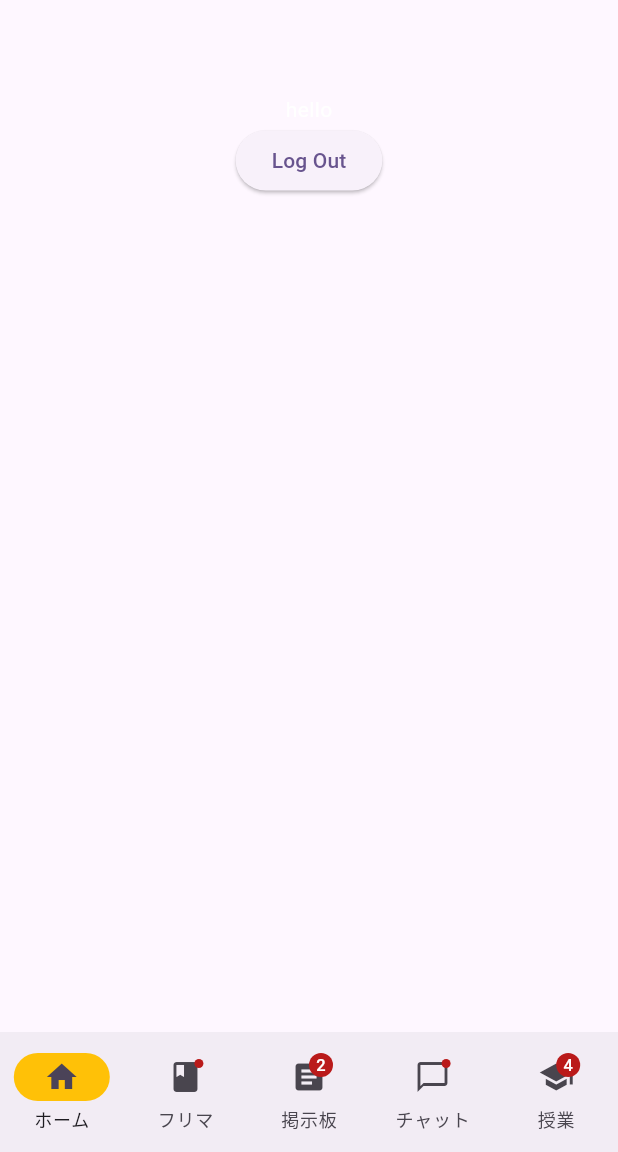
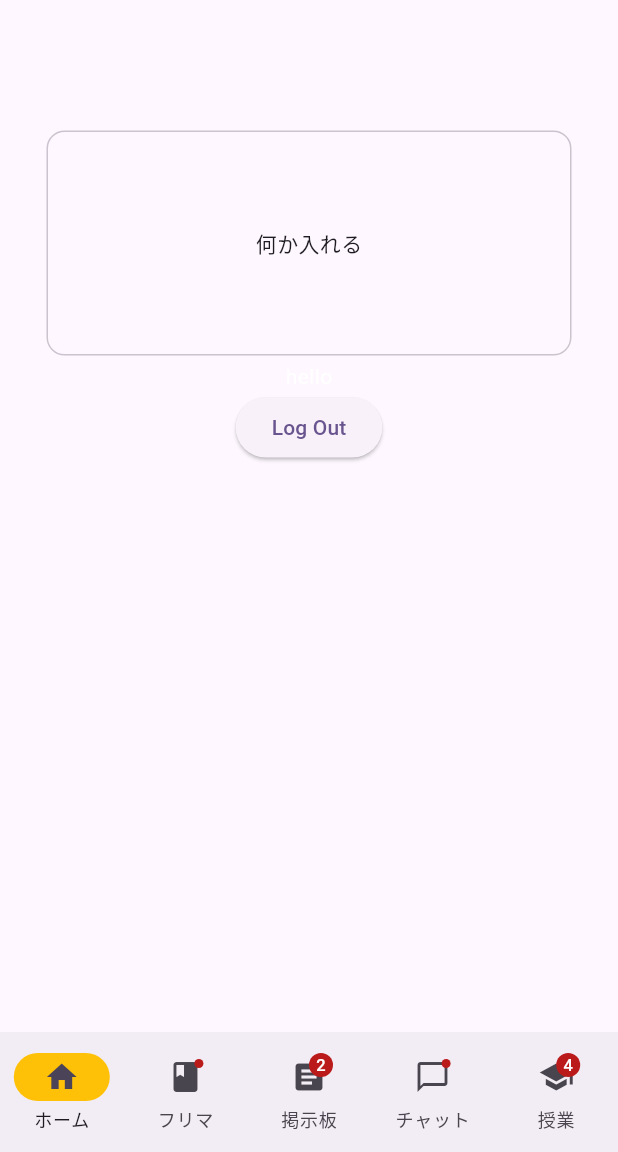
Before and after one commit to LiberaAnima/libera_flutter, a Flutter app: the screen it shows once a user with an empty profile is signed in, on a phone screen of 412 x 824 dp, the part 84-1236 px from its top. Run offline on Flutter 3.47's test engine with Material 3 defaults, Android fonts, the phone set to English and light mode, and no system bars; our stand-ins replace cloud_firestore, firebase_auth, firebase_core, firebase_storage, flutter_chat_types, flutter_chat_ui and 2 more; accounts and stored records are empty.

Commit message:
feat:card box in main page

```diff
--- a/lib/screen/main_page.dart
+++ b/lib/screen/main_page.dart
@@ -96,6 +96,22 @@ class _MainPagePageState extends State<MainPage> {
                       }
                     },
                   ),
+                  SizedBox(
+                    height: 20,
+                  ),
+                  Card.outlined(
+                    child: Column(
+                      children: [
+                        SizedBox(
+                          width: 350,
+                          height: 150,
+                          child: Center(
+                            child: Text("何か入れる"),
+                          ),
+                        )
+                      ],
+                    ),
+                  ),
                   Text(style: TextStyle(color: Colors.white), "hello"),
                   ElevatedButton(
                     onPressed: () async => await _auth
```
